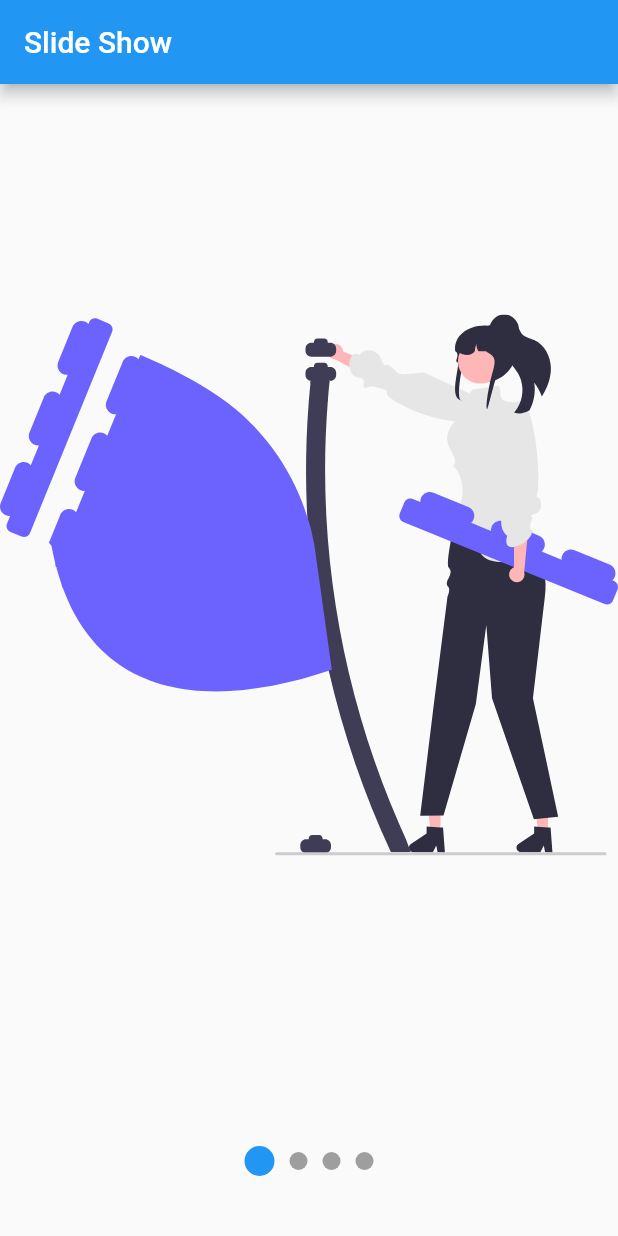
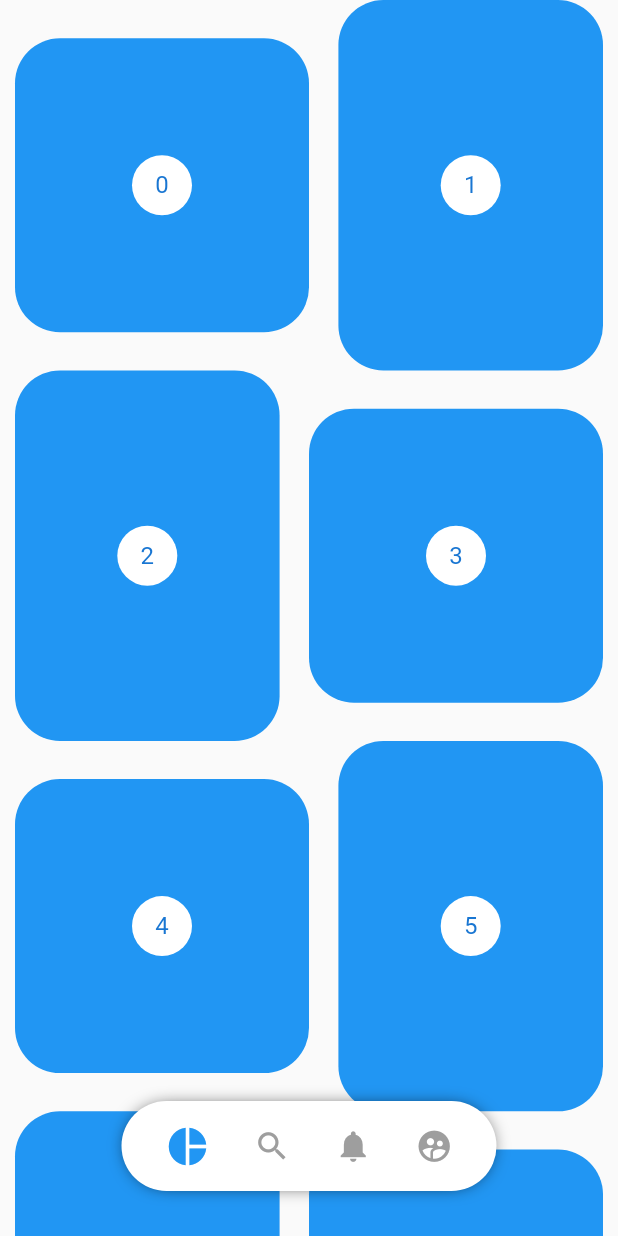
Before and after one commit to den0206/try_tech, a Flutter app: the screen it shows after launch, on a phone screen of 412 x 824 dp. Run offline on Flutter 3.47's test engine with Material 2 defaults, Android fonts, the phone set to English and light mode, and no system bars; our stand-ins replace flutter_svg.

Commit message:
pintest_layout

```diff
--- a/lib/main.dart
+++ b/lib/main.dart
@@ -1,5 +1,5 @@
 import 'package:flutter/material.dart';
-import 'package:try_tech/src/screen/slide_show/slide_show_screen.dart';
+import 'package:try_tech/src/screen/pintest/pintest_screen.dart';
 
 void main() {
   runApp(const MyApp());
@@ -15,7 +15,7 @@ class MyApp extends StatelessWidget {
       theme: ThemeData(
         primarySwatch: Colors.blue,
       ),
-      home: const SlideShowScreen(),
+      home: PintestScreen(),
     );
   }
 }
--- /dev/null
+++ b/lib/src/screen/pintest/pintest_menu.dart
@@ -0,0 +1,118 @@
+import 'package:flutter/material.dart';
+import 'package:provider/provider.dart';
+
+class PintestMenu extends StatelessWidget {
+  PintestMenu({Key? key}) : super(key: key);
+
+  final List<PintestButton> buttons = [
+    PintestButton(
+      icon: Icons.pie_chart,
+      onPressed: () {
+        print("snapshot");
+      },
+    ),
+    PintestButton(
+      icon: Icons.search,
+      onPressed: () {
+        print("face");
+      },
+    ),
+    PintestButton(
+      icon: Icons.notifications,
+      onPressed: () {
+        print("cabin");
+      },
+    ),
+    PintestButton(
+      icon: Icons.supervised_user_circle,
+      onPressed: () {
+        print("vaccines");
+      },
+    ),
+  ];
+
+  @override
+  Widget build(BuildContext context) {
+    return ChangeNotifierProvider(
+      create: (context) => PintestMenuModel(),
+      child: AnimatedOpacity(
+        duration: Duration(milliseconds: 250),
+        opacity: 1,
+        child: Container(
+          width: 250,
+          height: 60,
+          decoration: BoxDecoration(
+            color: Colors.white,
+            borderRadius: BorderRadius.circular(100),
+            boxShadow: [
+              BoxShadow(
+                color: Colors.black,
+                blurRadius: 10,
+                spreadRadius: -5,
+              )
+            ],
+          ),
+          child: PintestMenuArea(buttons: buttons),
+        ),
+      ),
+    );
+  }
+}
+
+class PintestMenuArea extends StatelessWidget {
+  const PintestMenuArea({
+    Key? key,
+    required this.buttons,
+  }) : super(key: key);
+
+  final List<PintestButton> buttons;
+
+  @override
+  Widget build(BuildContext context) {
+    return Row(
+      mainAxisAlignment: MainAxisAlignment.spaceEvenly,
+      children: List.generate(
+        buttons.length,
+        (index) {
+          final currentIndex =
+              Provider.of<PintestMenuModel>(context).currentIndex;
+          final b = buttons[index];
+          return GestureDetector(
+            behavior: HitTestBehavior.translucent,
+            onTap: () {
+              Provider.of<PintestMenuModel>(context, listen: false)
+                  .currentIndex = index;
+              b.onPressed();
+            },
+            child: Container(
+              child: Icon(
+                b.icon,
+                size: index == currentIndex ? 30 : 25,
+                color: index == currentIndex ? Colors.blue : Colors.grey,
+              ),
+            ),
+          );
+        },
+      ),
+    );
+  }
+}
+
+class PintestButton {
+  final Function() onPressed;
+  final IconData icon;
+  PintestButton({
+    required this.onPressed,
+    required this.icon,
+  });
+}
+
+class PintestMenuModel with ChangeNotifier {
+  int _currentIndex = 0;
+
+  int get currentIndex => this._currentIndex;
+  set currentIndex(int index) {
+    this._currentIndex = index;
+    notifyListeners();
+  }
+}
--- /dev/null
+++ b/lib/src/screen/pintest/pintest_screen.dart
@@ -0,0 +1,77 @@
+import 'package:flutter/material.dart';
+import 'package:flutter_staggered_grid_view/flutter_staggered_grid_view.dart';
+import 'package:try_tech/src/screen/pintest/pintest_menu.dart';
+
+class PintestScreen extends StatelessWidget {
+  PintestScreen({Key? key}) : super(key: key);
+
+  final List<int> items = List.generate(200, (index) => index);
+
+  @override
+  Widget build(BuildContext context) {
+    return Scaffold(
+        body: Stack(
+      alignment: Alignment.bottomCenter,
+      children: [
+        PintestLayout(items: items),
+        Positioned(bottom: 30, child: PintestMenu()),
+      ],
+    ));
+  }
+}
+
+class PintestLayout extends StatelessWidget {
+  const PintestLayout({
+    Key? key,
+    required this.items,
+  }) : super(key: key);
+
+  final List<int> items;
+
+  @override
+  Widget build(BuildContext context) {
+    return Center(
+      child: GridView.custom(
+        padding: EdgeInsets.symmetric(horizontal: 10),
+        gridDelegate: SliverWovenGridDelegate.count(
+          pattern: [
+            WovenGridTile(1),
+            WovenGridTile(
+              5 / 7,
+              crossAxisRatio: 0.9,
+              alignment: AlignmentDirectional.centerEnd,
+            )
+          ],
+          crossAxisCount: 2,
+        ),
+        childrenDelegate: SliverChildBuilderDelegate(
+          (context, index) {
+            return PintestCell(index: index);
+          },
+          childCount: items.length,
+        ),
+      ),
+    );
+  }
+}
+
+class PintestCell extends StatelessWidget {
+  const PintestCell({Key? key, required this.index}) : super(key: key);
+
+  final int index;
+
+  @override
+  Widget build(BuildContext context) {
+    return Container(
+      decoration: BoxDecoration(
+        color: Colors.blue,
+        borderRadius: BorderRadius.circular(30),
+      ),
+      child: Center(
+          child: CircleAvatar(
+        backgroundColor: Colors.white,
+        child: Text("$index"),
+      )),
+    );
+  }
+}
--- a/pubspec.yaml
+++ b/pubspec.yaml
@@ -15,6 +15,7 @@ dependencies:
   cupertino_icons: ^1.0.2
   flutter_svg: ^1.0.3
   provider: ^6.0.2
+  flutter_staggered_grid_view: ^0.6.1
 
 dev_dependencies:
   flutter_test:
```
Also changed, not shown: pubspec.lock.
